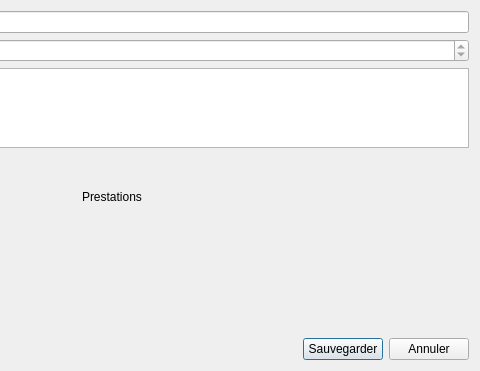
First picture: the form in src/dialogs/addquotedialog.ui, repository FACT-Team/FactDev, before the edit; both pictures show x 256 to 736 and y 0 to 371 of the 736 by 371 pixel window.
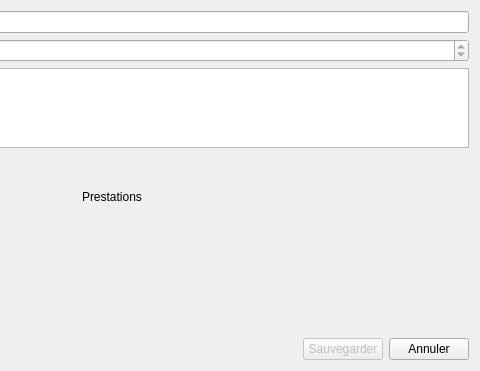
Second picture: the form after the edit. Icons and pictures are not drawn.

Patch:
```diff
--- a/src/dialogs/addquotedialog.ui
+++ b/src/dialogs/addquotedialog.ui
@@ -31,6 +31,9 @@
      </item>
      <item>
       <widget class="QPushButton" name="btnSave">
+       <property name="enabled">
+        <bool>false</bool>
+       </property>
        <property name="text">
         <string>Sauvegarder</string>
        </property>
```
Left out of the diff: 12 changed lines with no effect on the pictures.
